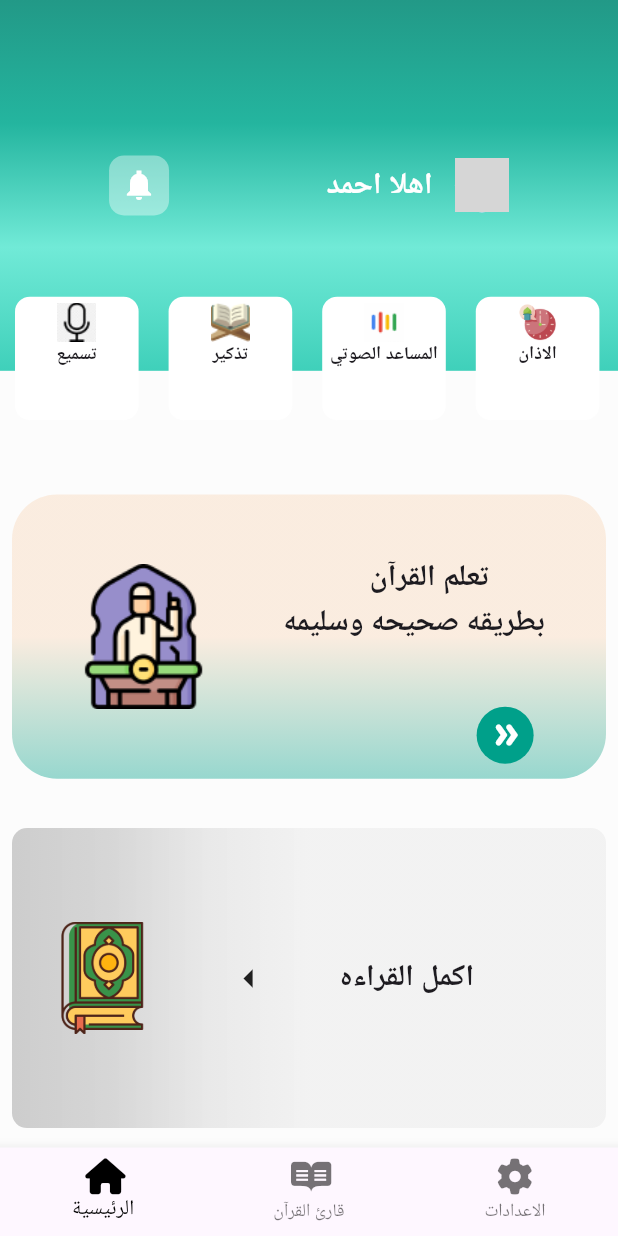
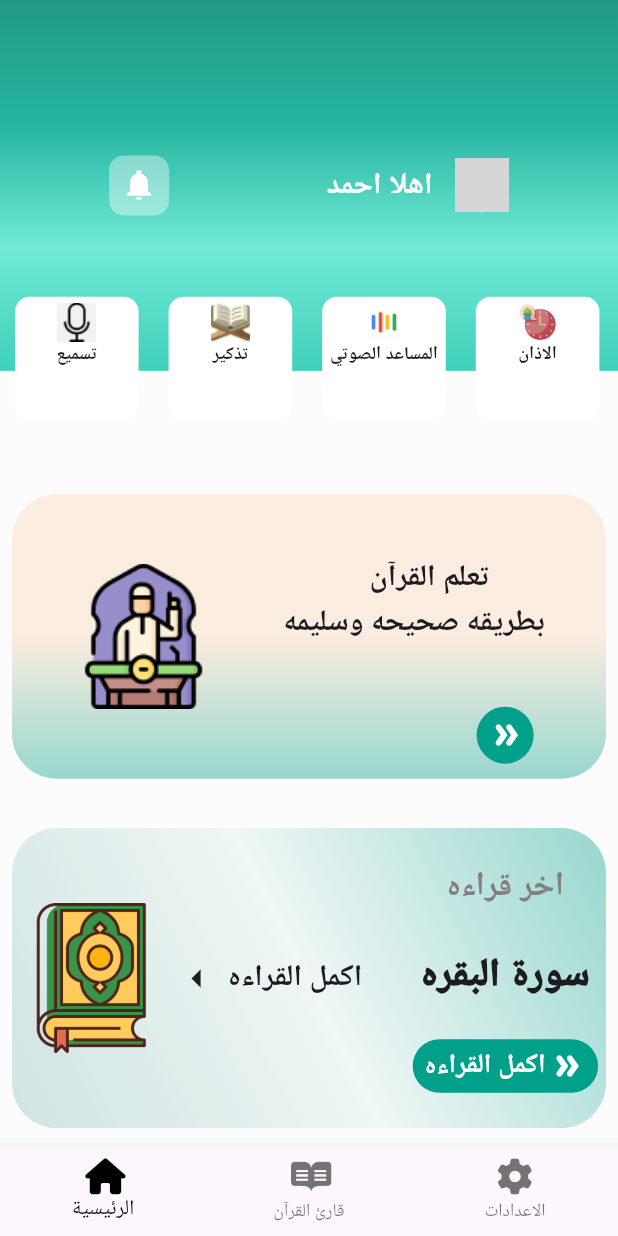
Before and after one commit to hazzemSaid/-, a Flutter app: the screen it shows after launch, on a phone screen of 412 x 824 dp. Run offline on Flutter 3.47's test engine with Material 3 defaults, Android fonts, the phone set to English and light mode, and no system bars; our stand-ins replace font_awesome_flutter, go_router; generated files the repository leaves out were written again; network calls fail; Roboto replaces fonts that are missing (Cairo, arial, ebrima); grey boxes are pictures that could not be loaded.

Commit message:
refactor home screen layout and enhance Quran card design for improved user experience

```diff
--- a/lib/features/home/presentation/view/widget/homescreenbody.dart
+++ b/lib/features/home/presentation/view/widget/homescreenbody.dart
@@ -2,6 +2,7 @@ import 'package:flutter/material.dart';
 import 'package:quran_app/features/home/presentation/view/widget/quranlearnwidget.dart';
 
 import 'appBarCompletely.dart';
+import 'qurancard.dart';
 import 'rowOfHomeItems.dart';
 
 class homeScreenContent extends StatelessWidget {
@@ -28,52 +29,10 @@ class homeScreenContent extends StatelessWidget {
           SizedBox(
             height: MediaQuery.sizeOf(context).height * 0.04,
           ),
-          Container(
-            margin: const EdgeInsets.symmetric(
-              horizontal: 8,
-            ),
-            height: 200,
-            decoration: BoxDecoration(
-              gradient: LinearGradient(
-                colors: [
-                  Colors.grey.withOpacity(0.5),
-                  Colors.grey.withOpacity(0.4),
-                  Colors.grey.withOpacity(0.2),
-                  Colors.grey.withOpacity(0.1),
-                ],
-                begin: Alignment.topLeft,
-                end: Alignment.topCenter,
-              ),
-              borderRadius: BorderRadius.circular(10),
-            ),
-            child: const Row(
-              mainAxisAlignment: MainAxisAlignment.spaceAround,
-              children: [
-                Image(
-                  image: AssetImage(
-                    'assets/images/quran.png',
-                  ),
-                  height: 75,
-                ),
-                Icon(
-                  Icons.arrow_left_sharp,
-                  size: 30,
-                ),
-                Text(
-                  'اكمل القراءه',
-                  style: TextStyle(
-                    fontSize: 20,
-                    fontWeight: FontWeight.bold,
-                    fontFamily: 'Cairo',
-                    height: 1.5,
-                  ),
-                ),
-                SizedBox(
-                  width: 20,
-                ),
-              ],
-            ),
-          )
+          const quradcard(),
+          SizedBox(
+            height: 30,
+          ),
         ],
       ),
     );
--- a/lib/features/home/presentation/view/widget/qurancard.dart
+++ b/lib/features/home/presentation/view/widget/qurancard.dart
@@ -15,16 +15,15 @@ class quradcard extends StatelessWidget {
       height: 200,
       decoration: BoxDecoration(
         gradient: LinearGradient(
-          colors: [
-            Colors.grey.withOpacity(0.5),
-            Colors.grey.withOpacity(0.4),
-            Colors.grey.withOpacity(0.2),
-            Colors.grey.withOpacity(0.1),
+          colors: const [
+            Color.fromARGB(102, 138, 191, 184),
+            Color.fromARGB(102, 220, 238, 235),
+            Color.fromARGB(102, 0, 160, 138),
           ],
-          begin: Alignment.topLeft,
-          end: Alignment.topCenter,
+          end: Alignment.topRight,
+          begin: Alignment.bottomLeft,
         ),
-        borderRadius: BorderRadius.circular(10),
+        borderRadius: BorderRadius.circular(30),
       ),
       child: const Row(
         mainAxisAlignment: MainAxisAlignment.spaceAround,
@@ -33,7 +32,7 @@ class quradcard extends StatelessWidget {
             image: AssetImage(
               'assets/images/quran.png',
             ),
-            height: 75,
+            height: 100,
           ),
           Icon(
             Icons.arrow_left_sharp,
@@ -44,7 +43,7 @@ class quradcard extends StatelessWidget {
             style: TextStyle(
               fontSize: 20,
               fontWeight: FontWeight.bold,
-              fontFamily: 'Cairo',
+              fontFamily: 'arial',
               height: 1.5,
             ),
           ),
--- a/lib/features/home/presentation/view/widget/qurancardcontent.dart
+++ b/lib/features/home/presentation/view/widget/qurancardcontent.dart
@@ -7,37 +7,76 @@ class QuranContentWidget extends StatelessWidget {
 
   @override
   Widget build(BuildContext context) {
-    return const Flexible(
+    return Container(
+      height: MediaQuery.sizeOf(context).height * 0.3,
+      child: Flexible(
         child: Column(
           mainAxisAlignment: MainAxisAlignment.spaceEvenly,
           children: [
-          Text(
+            const Text(
               'اخر قراءه',
               style: TextStyle(
                 fontSize: 22,
-              fontWeight: FontWeight.bold,
-              fontFamily: 'IBM Plex Sans Arabic',
+                fontWeight: FontWeight.w800,
+                fontFamily: 'ebrima',
                 color: Color.fromARGB(255, 133, 128, 128),
               ),
             ),
-          Text(
+            const Padding(
+              padding: const EdgeInsets.only(right: 8.0, left: 8.0),
+              child: Text(
                 'سورة البقره',
                 style: TextStyle(
                   fontSize: 26,
-              fontWeight: FontWeight.bold,
-              fontFamily: 'Cairo',
+                  fontWeight: FontWeight.w900,
+                  fontFamily: 'papyrus',
                 ),
               ),
-          Text(
-            'رقم الايه 20',
+            ),
+            GestureDetector(
+              child: Container(
+                padding: const EdgeInsets.symmetric(
+                  horizontal: 8,
+                  vertical: 4,
+                ),
+                width: MediaQuery.sizeOf(context).width * 0.3,
+                decoration: BoxDecoration(
+                  color: Color.fromARGB(255, 0, 160, 138),
+                  borderRadius: BorderRadius.circular(20),
+                ),
+                child: const Align(
+                  alignment: Alignment.centerRight,
+                  child: Row(
+                    children: [
+                      Expanded(
+                        flex: 3,
+                        child: FittedBox(
+                          child: Text(
+                            'اكمل القراءه',
                             style: TextStyle(
-              fontSize: 16,
+                              fontSize: 30,
+                              color: Colors.white,
                               fontWeight: FontWeight.bold,
-              fontFamily: 'Cairo',
-              color: Color.fromARGB(255, 133, 128, 128),
+                              fontFamily: 'arial',
+                              height: 1.5,
                             ),
-          )
+                          ),
+                        ),
+                      ),
+                      Expanded(
+                        flex: 1,
+                        child: Icon(
+                          Icons.double_arrow_rounded,
+                          color: Colors.white,
+                        ),
+                      ),
                     ],
+                  ),
+                ),
+              ),
+            ),
+          ],
+        ),
       ),
     );
   }
```
Lines whose indentation alone changed are shown as unchanged.
